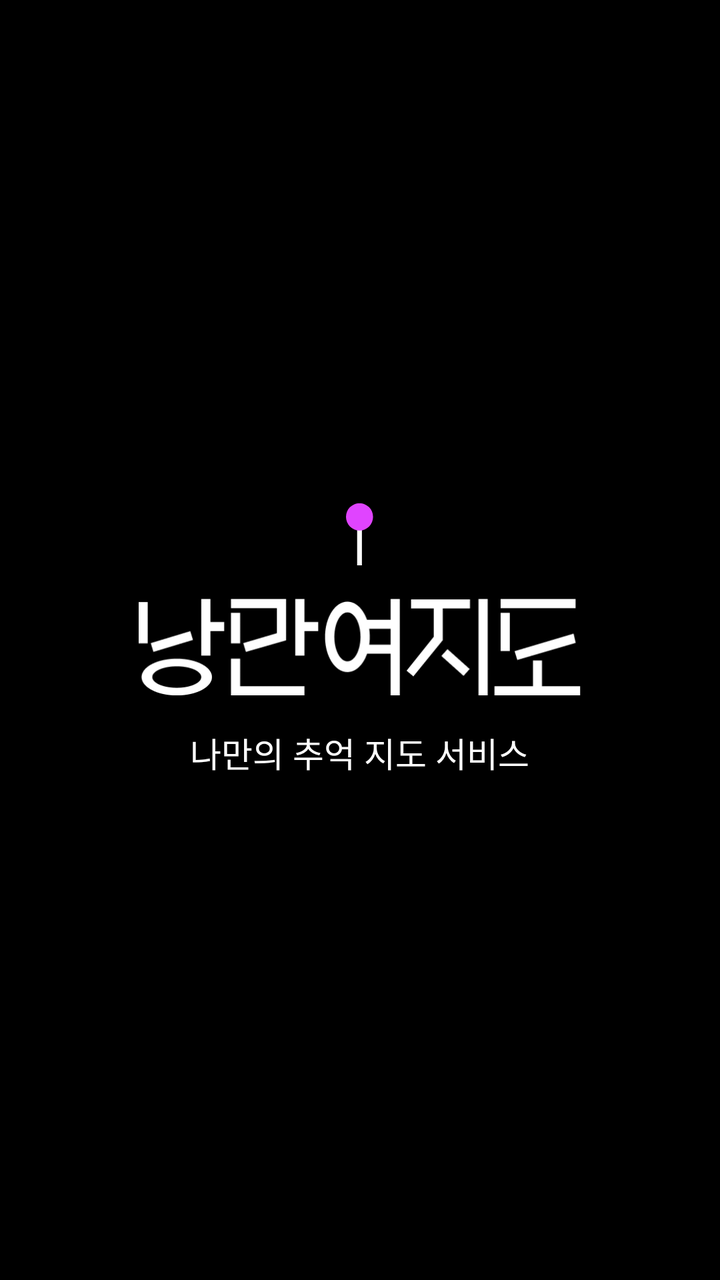
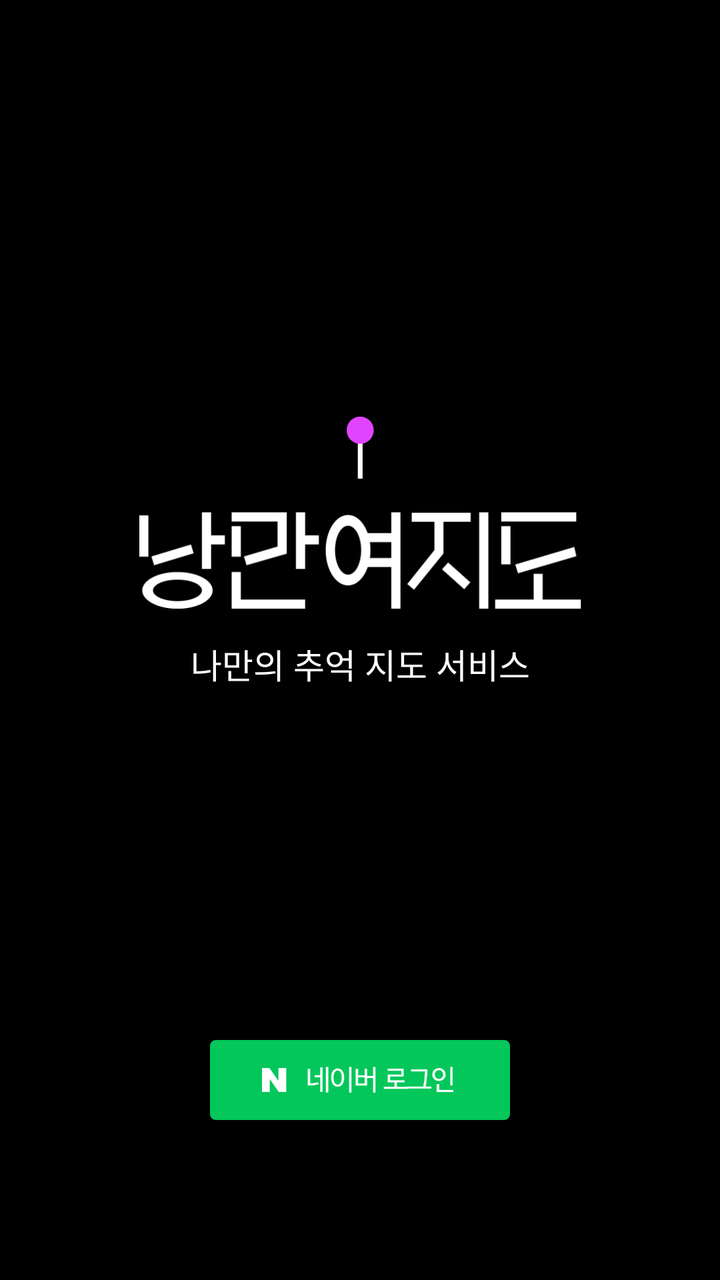

Before-and-after screenshots of an Android layout around one commit, followed by the original layout XML and the change that was made.
<!-- AndroidManifest.xml: activity theme SplashStatusTheme -->
<!-- res/layout/activity_splash.xml -->
<?xml version="1.0" encoding="utf-8"?>
<LinearLayout
    xmlns:android="http://schemas.android.com/apk/res/android"
    android:layout_width="match_parent"
    android:layout_height="match_parent"
    android:orientation="vertical"
    android:background="#000000"
    android:gravity="center">

    <ImageView
        android:id="@+id/splashSymbol"
        android:layout_width="13.74dp"
        android:layout_height="31.53dp"
        android:src="@drawable/ic_symbol_white"
        android:layout_marginBottom="16dp" />

    <ImageView
        android:id="@+id/splashLogotype"
        android:layout_width="222.35dp"
        android:layout_height="48.54dp"
        android:src="@drawable/ic_logotype_white"
        android:layout_marginBottom="16dp" />

    <TextView
        android:id="@+id/splashSlogan"
        android:layout_width="wrap_content"
        android:layout_height="wrap_content"
        android:text="@string/splashSlogan"
        android:textColor="@color/G000"
        android:textSize="17sp"
        android:fontFamily="@font/pretendard_medium" />

</LinearLayout>
<!-- resources referenced by this layout -->
<resources>
  <color name="G000">#FFFFFF</color>
  <!-- drawable ic_logotype_white: png bitmap (drawable, 6464 bytes) -->
  <!-- drawable ic_symbol_white (drawable) -->
  <vector xmlns:android="http://schemas.android.com/apk/res/android"
      android:width="37dp"
      android:height="84dp"
      android:viewportWidth="37"
      android:viewportHeight="84">
      <path
          android:pathData="M15.077,25.846h6.462v58.154h-6.462z"
          android:fillColor="@color/G000"/>
      <path
          android:pathData="M18.308,18.308m-18.308,0a18.308,18.308 0,1 1,36.615 0a18.308,18.308 0,1 1,-36.615 0"
          android:fillColor="@color/P500"/>
  </vector>
  <string name="splashSlogan">나만의 추억 지도 서비스</string>&gt;
  <style name="SplashStatusTheme" parent="Theme.AppCompat.Light.NoActionBar">
          <item name="android:windowTranslucentStatus">false</item>
          <item name="android:statusBarColor">@color/G900</item>
          <item name="android:windowLightStatusBar">false</item>
      </style>
  <color name="P500">#E044FF</color>
  <color name="G900">#000000</color>
</resources>

<!-- the commit's change to res/layout/activity_splash.xml (unified diff, before → after) -->
@@ -1,8 +1,8 @@
 <?xml version="1.0" encoding="utf-8"?>
-<LinearLayout
-    xmlns:android="http://schemas.android.com/apk/res/android"
+<androidx.constraintlayout.widget.ConstraintLayout xmlns:android="http://schemas.android.com/apk/res/android"
     android:layout_width="match_parent"
     android:layout_height="match_parent"
+    xmlns:app="http://schemas.android.com/apk/res-auto"
     android:orientation="vertical"
     android:background="#000000"
     android:gravity="center">
@@ -12,14 +12,20 @@
         android:layout_width="13.74dp"
         android:layout_height="31.53dp"
         android:src="@drawable/ic_symbol_white"
-        android:layout_marginBottom="16dp" />
+        android:layout_marginBottom="16dp"
+        app:layout_constraintStart_toStartOf="parent"
+        app:layout_constraintEnd_toEndOf="parent"
+        app:layout_constraintBottom_toTopOf="@id/splashLogotype"/>
 
     <ImageView
         android:id="@+id/splashLogotype"
         android:layout_width="222.35dp"
         android:layout_height="48.54dp"
         android:src="@drawable/ic_logotype_white"
-        android:layout_marginBottom="16dp" />
+        app:layout_constraintStart_toStartOf="parent"
+        app:layout_constraintEnd_toEndOf="parent"
+        app:layout_constraintTop_toTopOf="parent"
+        app:layout_constraintBottom_toBottomOf="@id/naver_login_btn"/>
 
     <TextView
         android:id="@+id/splashSlogan"
@@ -28,6 +34,21 @@
         android:text="@string/splashSlogan"
         android:textColor="@color/G000"
         android:textSize="17sp"
-        android:fontFamily="@font/pretendard_medium" />
+        android:fontFamily="@font/pretendard_medium"
+        android:layout_marginTop="15dp"
+        app:layout_constraintTop_toBottomOf="@id/splashLogotype"
+        app:layout_constraintStart_toStartOf="parent"
+        app:layout_constraintEnd_toEndOf="parent"/>
 
-</LinearLayout>
+    <ImageView
+        android:id="@+id/naver_login_btn"
+        android:layout_width="320dp"
+        android:layout_height="40dp"
+        app:layout_constraintBottom_toBottomOf="parent"
+        app:layout_constraintStart_toStartOf="parent"
+        app:layout_constraintEnd_toEndOf="parent"
+        android:scaleType="fitCenter"
+        android:layout_marginBottom="80dp"
+        android:src="@drawable/img_naver_login"/>
+
+</androidx.constraintlayout.widget.ConstraintLayout>
<!-- resource entries referenced after the edit -->
@@ -15,6 +15,7 @@
           android:pathData="M18.308,18.308m-18.308,0a18.308,18.308 0,1 1,36.615 0a18.308,18.308 0,1 1,-36.615 0"
           android:fillColor="@color/P500"/>
   </vector>
+  <!-- drawable img_naver_login: png bitmap (drawable, 14735 bytes) -->
   <string name="splashSlogan">나만의 추억 지도 서비스</string>&gt;
   <style name="SplashStatusTheme" parent="Theme.AppCompat.Light.NoActionBar">
           <item name="android:windowTranslucentStatus">false</item>
